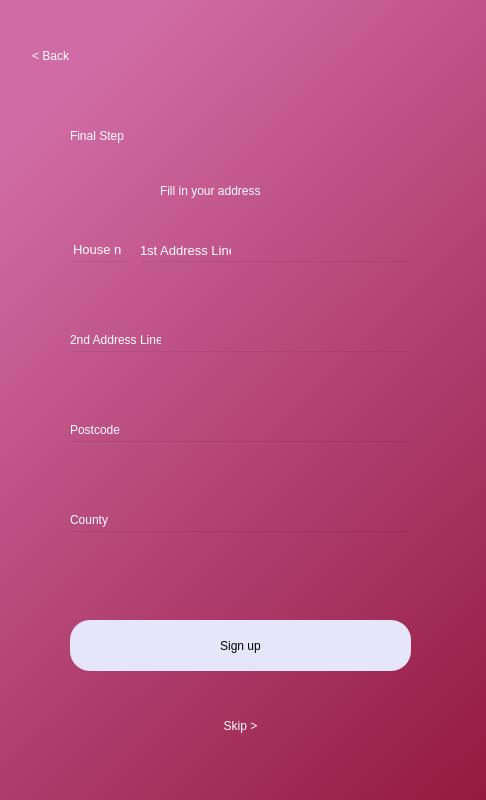
Old version of the form address.ui in the repository AnshulS853/Coursework-Improved.
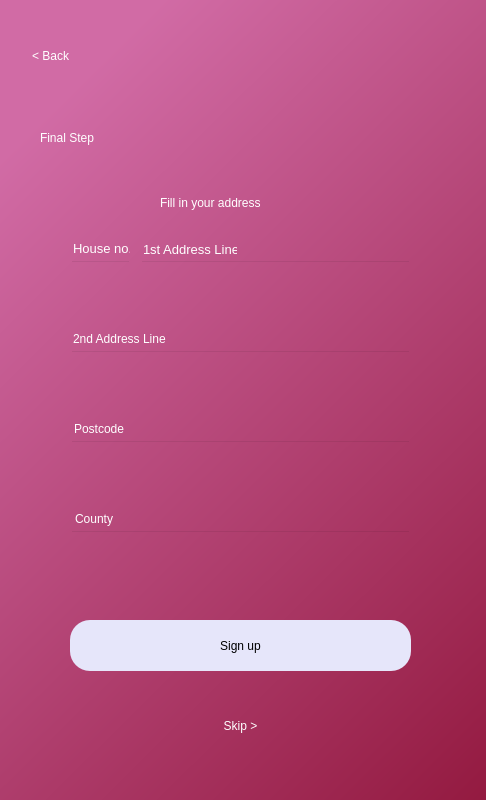
New version of the form.

What changed in the file:
```diff
--- a/address.ui
+++ b/address.ui
@@ -41,10 +41,10 @@
    <widget class="QLabel" name="label">
     <property name="geometry">
      <rect>
-      <x>70</x>
-      <y>90</y>
-      <width>341</width>
-      <height>91</height>
+      <x>40</x>
+      <y>80</y>
+      <width>417</width>
+      <height>116</height>
      </rect>
     </property>
     <property name="styleSheet">
@@ -58,9 +58,9 @@
     <property name="geometry">
      <rect>
       <x>160</x>
-      <y>170</y>
-      <width>161</width>
-      <height>41</height>
+      <y>190</y>
+      <width>177</width>
+      <height>25</height>
      </rect>
     </property>
     <property name="styleSheet">
@@ -121,10 +121,10 @@
    <widget class="QLabel" name="label_3">
     <property name="geometry">
      <rect>
-      <x>140</x>
-      <y>240</y>
-      <width>91</width>
-      <height>20</height>
+      <x>143</x>
+      <y>241</y>
+      <width>94</width>
+      <height>16</height>
      </rect>
     </property>
     <property name="font">
@@ -146,10 +146,10 @@
    <widget class="QLabel" name="label_4">
     <property name="geometry">
      <rect>
-      <x>70</x>
-      <y>330</y>
-      <width>91</width>
-      <height>20</height>
+      <x>73</x>
+      <y>331</y>
+      <width>98</width>
+      <height>16</height>
      </rect>
     </property>
     <property name="styleSheet">
@@ -178,10 +178,10 @@
    <widget class="QLabel" name="label_5">
     <property name="geometry">
      <rect>
-      <x>70</x>
-      <y>420</y>
-      <width>141</width>
-      <height>20</height>
+      <x>74</x>
+      <y>421</y>
+      <width>51</width>
+      <height>16</height>
      </rect>
     </property>
     <property name="styleSheet">
@@ -209,10 +209,10 @@
    <widget class="QLabel" name="label_6">
     <property name="geometry">
      <rect>
-      <x>70</x>
-      <y>510</y>
-      <width>141</width>
-      <height>20</height>
+      <x>75</x>
+      <y>511</y>
+      <width>39</width>
+      <height>16</height>
      </rect>
     </property>
     <property name="styleSheet">
@@ -320,9 +320,9 @@
     <property name="geometry">
      <rect>
       <x>73</x>
-      <y>243</y>
-      <width>49</width>
-      <height>12</height>
+      <y>240</y>
+      <width>57</width>
+      <height>16</height>
      </rect>
     </property>
     <property name="font">
```
Left out of the diff: 16 changed lines with no effect on the pictures.
